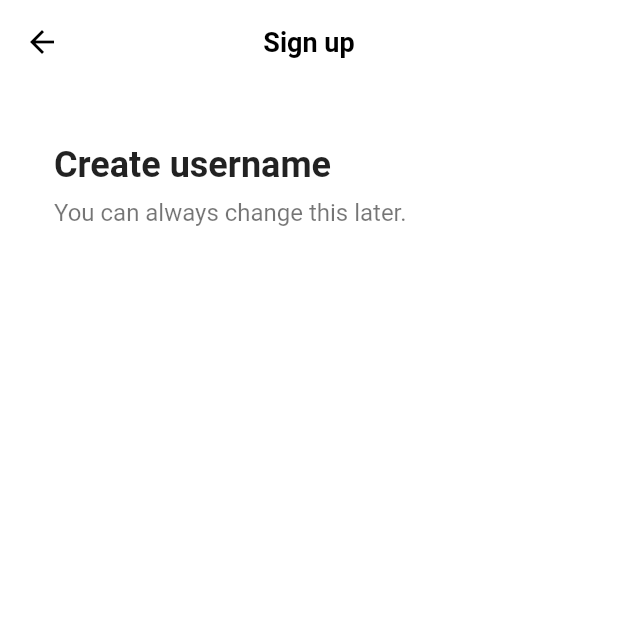
After one commit to joseph-106/tic-toc, a Flutter app: the screen it shows after launch, after a tap on "Use email & password", on a phone screen of 412 x 824 dp, the top half of it. The commit adds this screen. Run offline on Flutter 3.47's test engine with Material 2 defaults, Android fonts, the phone set to English and light mode, and no system bars; our stand-ins replace font_awesome_flutter.

Commit message:
Sign Up Form

```diff
--- /dev/null
+++ b/lib/features/authentication/email_screen.dart
@@ -0,0 +1,44 @@
+import 'package:flutter/material.dart';
+import 'package:tictoc/constants/gaps.dart';
+import 'package:tictoc/constants/sizes.dart';
+
+class EmailScreen extends StatelessWidget {
+  const EmailScreen({super.key});
+
+  @override
+  Widget build(BuildContext context) {
+    return Scaffold(
+      appBar: AppBar(
+        title: const Text(
+          "Sign up",
+        ),
+      ),
+      body: Padding(
+        padding: const EdgeInsets.symmetric(
+          horizontal: Sizes.size36,
+        ),
+        child: Column(
+          crossAxisAlignment: CrossAxisAlignment.start,
+          children: const [
+            Gaps.v40,
+            Text(
+              "Create username",
+              style: TextStyle(
+                fontSize: Sizes.size24,
+                fontWeight: FontWeight.w700,
+              ),
+            ),
+            Gaps.v8,
+            Text(
+              "You can always change this later.",
+              style: TextStyle(
+                fontSize: Sizes.size16,
+                color: Colors.black54,
+              ),
+            ),
+          ],
+        ),
+      ),
+    );
+  }
+}
--- a/lib/features/authentication/login_screen.dart
+++ b/lib/features/authentication/login_screen.dart
@@ -7,7 +7,7 @@
 class LoginScreen extends StatelessWidget {
   const LoginScreen({super.key});
 
-  void onSignUpTap(BuildContext context) {
+  void _onSignUpTap(BuildContext context) {
     Navigator.of(context).pop();
   }
 
@@ -53,7 +53,7 @@
         ),
       ),
       bottomNavigationBar: BottomAppBar(
-        color: Colors.grey.shade100,
+        color: Colors.grey.shade50,
         elevation: 2,
         child: Padding(
           padding: const EdgeInsets.symmetric(
@@ -70,7 +70,7 @@
               ),
               Gaps.h5,
               GestureDetector(
-                onTap: () => onSignUpTap(context),
+                onTap: () => _onSignUpTap(context),
                 child: Text(
                   "Sign up",
                   style: TextStyle(
--- a/lib/features/authentication/sign_up_screen.dart
+++ b/lib/features/authentication/sign_up_screen.dart
@@ -2,16 +2,25 @@
 import 'package:font_awesome_flutter/font_awesome_flutter.dart';
 import 'package:tictoc/constants/gaps.dart';
 import 'package:tictoc/constants/sizes.dart';
+import 'package:tictoc/features/authentication/email_screen.dart';
 import 'package:tictoc/features/authentication/login_screen.dart';
 import 'package:tictoc/features/authentication/widgets/auth_button.dart';
 
 class SignUpScreen extends StatelessWidget {
   const SignUpScreen({super.key});
 
-  void onLoginTap(BuildContext context) {
+  void _onLoginTap(BuildContext context) {
     Navigator.of(context).push(
       MaterialPageRoute(
         builder: (context) => const LoginScreen(),
+      ),
+    );
+  }
+
+  void _onEmailTap(BuildContext context) {
+    Navigator.of(context).push(
+      MaterialPageRoute(
+        builder: (context) => const EmailScreen(),
       ),
     );
   }
@@ -26,9 +35,9 @@
           ),
           child: Column(
             mainAxisSize: MainAxisSize.min,
-            children: const [
+            children: [
               Gaps.v80,
-              Text(
+              const Text(
                 "Sign up for TicToc",
                 style: TextStyle(
                   fontSize: Sizes.size24,
@@ -36,7 +45,7 @@
                 ),
               ),
               Gaps.v20,
-              Text(
+              const Text(
                 "Create a profile, follow other accounts, make your own videos, and more.",
                 style: TextStyle(
                   fontSize: Sizes.size16,
@@ -45,12 +54,15 @@
                 textAlign: TextAlign.center,
               ),
               Gaps.v40,
-              AuthButton(
-                icon: FaIcon(FontAwesomeIcons.user),
-                text: "Use email & password",
+              GestureDetector(
+                onTap: () => _onEmailTap(context),
+                child: const AuthButton(
+                  icon: FaIcon(FontAwesomeIcons.user),
+                  text: "Use email & password",
+                ),
               ),
               Gaps.v16,
-              AuthButton(
+              const AuthButton(
                 icon: FaIcon(FontAwesomeIcons.apple),
                 text: "Continue with Apple",
               ),
@@ -59,7 +71,7 @@
         ),
       ),
       bottomNavigationBar: BottomAppBar(
-        color: Colors.grey.shade100,
+        color: Colors.grey.shade50,
         elevation: 2,
         child: Padding(
           padding: const EdgeInsets.symmetric(
@@ -76,7 +88,7 @@
               ),
               Gaps.h5,
               GestureDetector(
-                onTap: () => onLoginTap(context),
+                onTap: () => _onLoginTap(context),
                 child: Text(
                   'Log in',
                   style: TextStyle(
--- a/lib/main.dart
+++ b/lib/main.dart
@@ -1,4 +1,5 @@
 import 'package:flutter/material.dart';
+import 'package:tictoc/constants/sizes.dart';
 import 'package:tictoc/features/authentication/sign_up_screen.dart';
 
 void main() {
@@ -13,7 +14,19 @@
     return MaterialApp(
       title: 'TicToc',
       theme: ThemeData(
+        scaffoldBackgroundColor: Colors.white,
         primaryColor: const Color(0xFFE9435A),
+        appBarTheme: const AppBarTheme(
+          foregroundColor: Colors.black,
+          backgroundColor: Colors.white,
+          elevation: 0,
+          centerTitle: true,
+          titleTextStyle: TextStyle(
+            color: Colors.black,
+            fontSize: Sizes.size16 + Sizes.size2,
+            fontWeight: FontWeight.w600,
+          ),
+        ),
       ),
       home: const SignUpScreen(),
     );
```
Also changed, not shown: lib/features/authentication/username_screen.dart (added).
